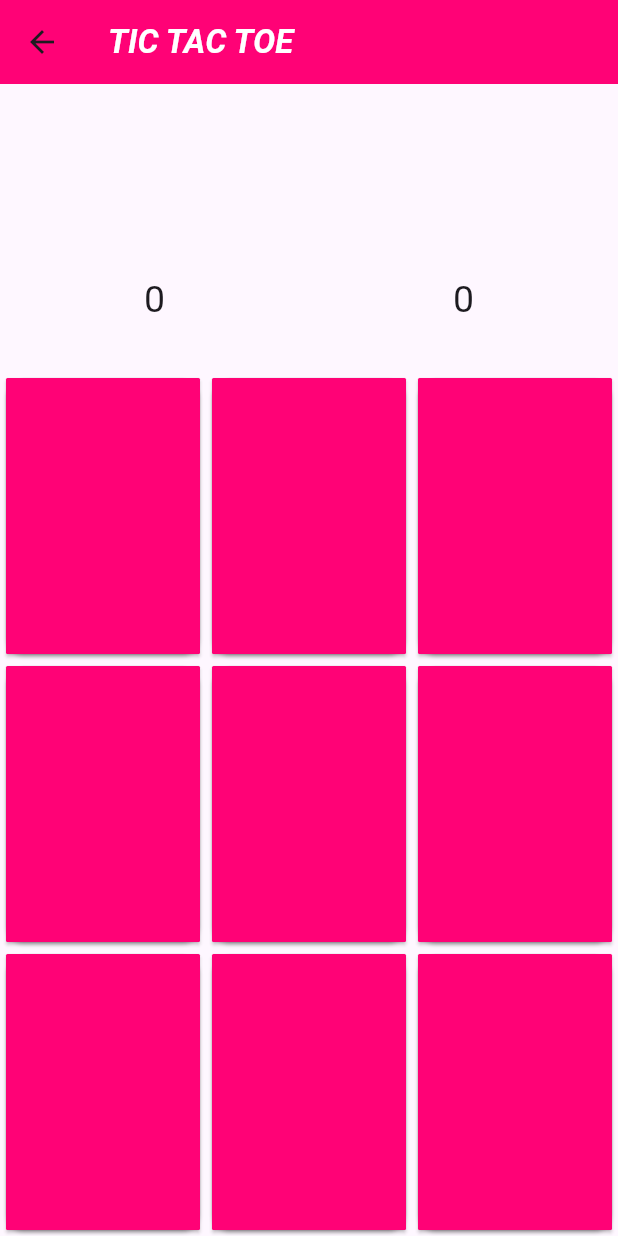
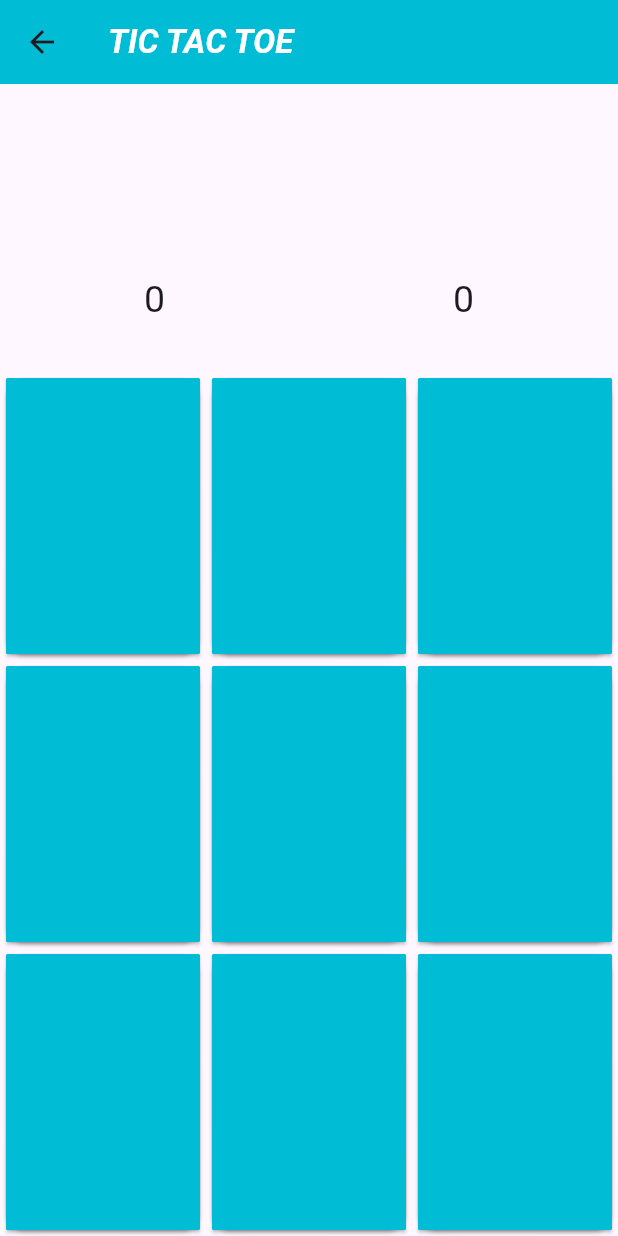
Before and after one commit to ahmedqadry7/Flutter_Xo_game, a Flutter app: the screen it shows after launch, after a tap on "Let's Go", on a phone screen of 412 x 824 dp. Run offline on Flutter 3.47's test engine with Material 3 defaults, Android fonts, the light colour scheme and no system bars.

Commit message:
Changing theme of app

```diff
--- a/lib/HomePage.dart
+++ b/lib/HomePage.dart
@@ -29,7 +29,7 @@ class _HomePageState extends State<HomePage> {
     PlayerMode mode = ModalRoute.of(context)!.settings.arguments as PlayerMode;
     return Scaffold(
       appBar: AppBar(
-        backgroundColor: Color(0xFFFF0276),
+        backgroundColor: Colors.cyan,
         title: Text(
           "TIC TAC TOE",
           style: TextStyle(
--- a/lib/LoginPage.dart
+++ b/lib/LoginPage.dart
@@ -13,7 +13,7 @@ class LoginPage extends StatelessWidget {
   Widget build(BuildContext context) {
     return Scaffold(
       appBar: AppBar(
-        backgroundColor: Color(0xFFFF0276),
+        backgroundColor: Colors.cyan,
         title: Center(child: Text("TIC TAC TOE",
         style: TextStyle(color: Colors.white,
         fontStyle: FontStyle.italic,
@@ -40,7 +40,7 @@ class LoginPage extends StatelessWidget {
                   filled: true,
                     prefixIcon: Icon(Icons.person,color: Colors.black,),
                     label: Text("Player one name...",style: TextStyle(
-                      color: Color(0xFFFF0276),fontSize: 14
+                      color: Colors.cyan,fontSize: 14
                     ),),
                     enabledBorder: OutlineInputBorder(
                         borderRadius: BorderRadius.circular(12))),
@@ -52,7 +52,7 @@ class LoginPage extends StatelessWidget {
                   filled: true,
                     prefixIcon: Icon(Icons.person , color: Colors.black,),
                     label: Text("Player two name...",style: TextStyle(
-                      color: Color(0xFFFF0276),fontSize: 14
+                      color: Colors.cyan,fontSize: 14
                     ),),
                     enabledBorder: OutlineInputBorder(
                         borderRadius: BorderRadius.circular(12))),
@@ -65,7 +65,7 @@ class LoginPage extends StatelessWidget {
                 style: ElevatedButton.styleFrom(
                     shape: RoundedRectangleBorder(
                         borderRadius: BorderRadius.circular(10)),
-                    backgroundColor: Color(0xFFFF0276),),
+                    backgroundColor: Colors.cyan),
                 child: Text(
                   "Let's Go",
                   style: TextStyle(color: Colors.white),
--- a/lib/board_btn.dart
+++ b/lib/board_btn.dart
@@ -18,7 +18,7 @@ class BoardBtn extends StatelessWidget {
           onClick(index);
         },
         style: ElevatedButton.styleFrom(
-            backgroundColor: Color(0xFFFF0276),
+            backgroundColor: Colors.cyan,
             shape: RoundedRectangleBorder(
               borderRadius: BorderRadius.circular(1),
             )),
```
